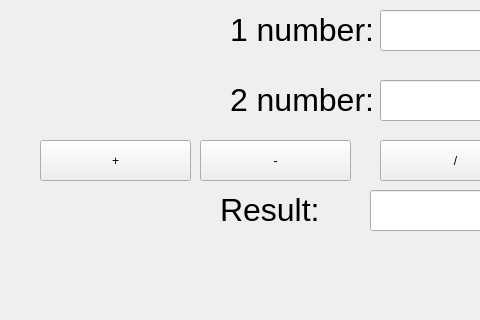
Weit145/OP-SUAI-4431, file 2 curs/2_half/OOP/OOP_lab1/mainwindow.ui: the form before one commit; both pictures show x 0 to 480 and y 170 to 490 of the 800 by 600 pixel window.
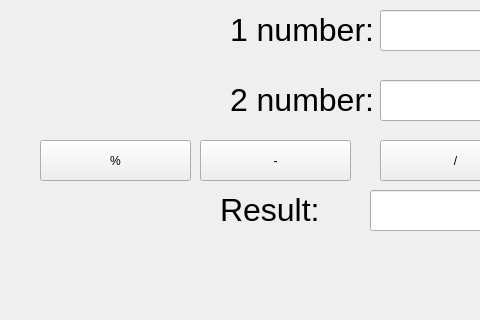
The form after the commit.

What changed in the file:
```diff
--- a/2 curs/2_half/OOP/OOP_lab1/mainwindow.ui
+++ b/2 curs/2_half/OOP/OOP_lab1/mainwindow.ui
@@ -44,7 +44,7 @@
      </rect>
     </property>
     <property name="text">
-     <string>+</string>
+     <string>%</string>
     </property>
    </widget>
    <widget class="QLineEdit" name="lineEdit_3">
```
